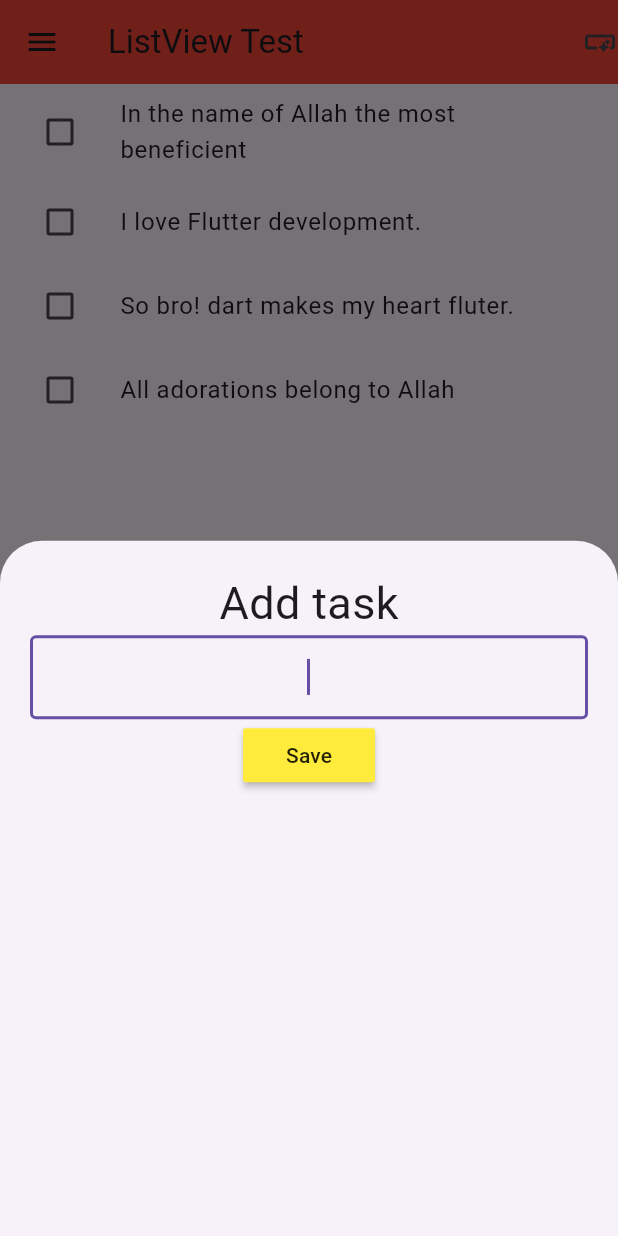
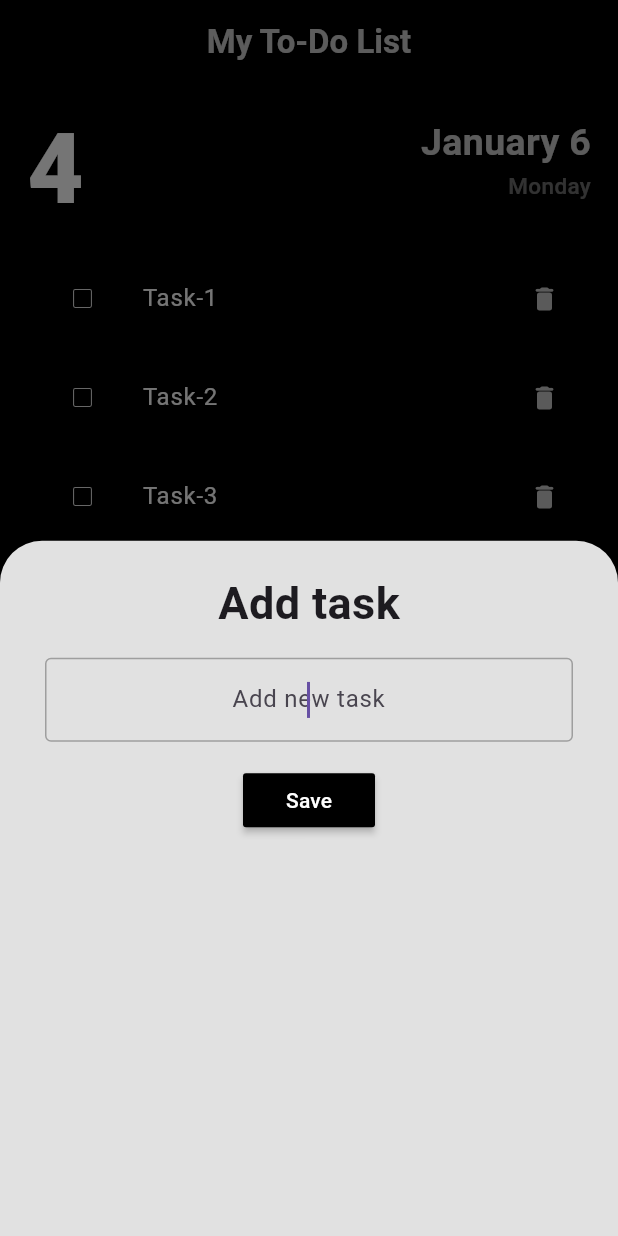
Before and after one commit to demystik/task_tackler, a Flutter app: the screen it shows after launch, after a tap on the "add" icon, on a phone screen of 412 x 824 dp. Run offline on Flutter 3.47's test engine with Material 3 defaults, Android fonts, the phone set to English and light mode, and no system bars.

Commit message:
new updates

```diff
--- /dev/null
+++ b/lib/practice/constants.dart
@@ -0,0 +1,32 @@
+import 'package:flutter/material.dart';
+
+final kAppBarTitleText = TextStyle(
+  color: Colors.white.withAlpha(200),
+  fontWeight: FontWeight.w600
+);
+
+const KTaskNumberTextStyle = TextStyle(
+  color: Colors.white,
+  fontWeight: FontWeight.w800,
+  fontSize: 65,
+);
+
+final KDateTextStyle = TextStyle(
+  color: Colors.white.withAlpha(200),
+  fontWeight: FontWeight.w700,
+  fontSize: 25,
+);
+final KDayTextStyle = TextStyle(
+  color: Colors.white.withAlpha(110),
+  fontWeight: FontWeight.w500,
+  fontSize: 15,
+);
+
+const KTaskTextStyle = TextStyle(
+  color: Colors.white,
+
+);
+const KCheckedTaskTextStyle = TextStyle(
+  decoration: TextDecoration.lineThrough,
+  color: Colors.grey,
+);
--- a/lib/practice/list_view.dart
+++ b/lib/practice/list_view.dart
@@ -1,123 +1,130 @@
-// import 'package:flutter/material.dart';
-
-// class PracticeDart extends StatelessWidget {
-//   const PracticeDart({super.key});
-
-//   @override
-//   Widget build(BuildContext context) {
-//     return Container(
-//       child: SafeArea(
-//         child: Scaffold(
-//           appBar: AppBar(
-//             title: const Text('Hello ListView'),
-//           ),
-//           body: Container(
-//             color: Colors.lightBlue,
-//             child: ListView.builder(
-//                 reverse: false,
-//                 scrollDirection: Axis.vertical,
-//                 itemCount: posts.length,
-//                 itemBuilder: (context, index) {
-//                   return IconList(
-//                     leadingIcon: posts[index][1],
-//                     iconName: posts[index][0],
-//                   );
-//                 }),
-//           ),
-//         ),
-//       ),
-//     );
-//   }
-// }
-
-// List posts = [
-//   ['This is add icon', Icons.add],
-//   ['This is minus icon', Icons.remove],
-//   ['This is share icon', Icons.share],
-//   ['This is menu icon', Icons.menu],
-//   ['This is book icon', Icons.book],
-//   ['This is bus alert  icon', Icons.bus_alert],
-//   ['This is house icon', Icons.house],
-// ];
-
-// class IconList extends StatelessWidget {
-//   final IconData leadingIcon;
-//   final String iconName;
-//   const IconList(
-//       {super.key, required this.leadingIcon, required this.iconName});
-
-//   @override
-//   Widget build(BuildContext context) {
-//     return Padding(
-//       padding: const EdgeInsets.all(8),
-//       child: Container(
-//         padding: const EdgeInsets.all(8),
-//         child: ListTile(
-//           leading: Icon(leadingIcon),
-//           title: Text(iconName),
-//         ),
-//       ),
-//     );
-//   }
-// }
 
 import 'package:flutter/material.dart';
+import 'package:intl/intl.dart';
+import 'package:task_tackler/practice/constants.dart';
+
+
 
 class PracticeDart extends StatefulWidget {
   const PracticeDart({super.key});
-
   @override
   State<PracticeDart> createState() => _PracticeDartState();
 }
+class _PracticeDartState extends State<PracticeDart> {
 
-class _PracticeDartState extends State<PracticeDart> {
+
+
   final _controller = TextEditingController();
+  String postNumber = '';
 
+
+  //Save the new task to the post
   void onSaved() {
     setState(() {
       if (_controller.text.isNotEmpty) {
         PostList.posts.add([_controller.text, false]);
       }
       _controller.clear();
+      // showPostNumber();
     });
+    postNumber = (PostList.posts.length).toString();
     Navigator.of(context).pop();
   }
 
+  // String showPostNumber(){
+  //   setState(() {
+  //     postNumber = postNumber++;
+
+  //   });
+  // }
+
+  //show bottom shit
   void showBottomShit(context) {
     showModalBottomSheet(
+      backgroundColor: const Color.fromARGB(255, 225, 225, 225),
       context: context,
       builder: buildBottomSheet,
     );
   }
 
+  //CheckBox Toggled
   void toggleCheckBox(bool? value, int index) {
     setState(() {
       PostList.posts[index][1] = !PostList.posts[index][1];
     });
   }
 
+  //Delete Button Confirmed
+  void deleteConfirmed(int index){
+    setState(() {
+      PostList.posts.removeAt(index);
+    });
+    postNumber = (PostList.posts.length).toString();
+    Navigator.of(context).pop();
+  }
+
+  //Delete button Pressed
+  void deletePressed(int index){
+    showDialog(
+      context: context,
+      builder: (BuildContext context){
+        return  AlertDialog(
+          backgroundColor: const Color.fromARGB(255, 225, 225, 225),
+          title: const Text('Delete this task?',
+          style: TextStyle(
+            fontWeight: FontWeight.w500,
+            fontSize: 20,
+          ),),
+          content: const Text('This task will be removed from the list of your tasks'),
+          actions: [
+            ElevatedButton(
+              onPressed: () => Navigator.of(context).pop(),
+              child: const Text('Cancle')
+              ),
+            OutlinedButton(
+              onPressed: () => deleteConfirmed(index),
+              child: const Text('Delete')
+              ),
+          ],
+        );
+      },
+      );
+  }
+
+
+  //Bottom sheet layout
   Widget buildBottomSheet(BuildContext context) {
     return Padding(
-      padding: const EdgeInsets.all(20.0),
+      padding: const EdgeInsets.symmetric(vertical: 20.0, horizontal: 30.0),
       child: Container(
+        // color: const Color.fromARGB(255, 225, 225, 225),
         child: Column(
           children: [
             const Text(
               'Add task',
-              style: TextStyle(fontSize: 30),
+              style: TextStyle(fontSize: 30, fontWeight: FontWeight.w700),
             ),
+            const SizedBox(height: 15.0,),
             TextField(
+
               controller: _controller,
               textAlign: TextAlign.center,
               autofocus: true,
               decoration: const InputDecoration(
-                border: OutlineInputBorder(),
+                hintText: 'Add new task',
+                focusedBorder: OutlineInputBorder(
+                  borderSide: BorderSide(
+                    width: 1, color: Colors.grey,
+                  )
                 ),
               ),
+            ),
+            const SizedBox(height: 15.0,),
             MaterialButton(
-              color: Colors.yellow,
+
+              color: Colors.black,
               onPressed: onSaved,
-              child: const Text('Save'),
+              child: const Text('Save', style: TextStyle(color: Colors.white ),),
             )
           ],
         ),
@@ -126,22 +133,55 @@ class _PracticeDartState extends State<PracticeDart> {
   }
 
  @override
+  void initState() {
+    super.initState();
+    postNumber = PostList.posts.length.toString();
+  }
+
+
+  @override
   Widget build(BuildContext context) {
     return SafeArea(
       child: Scaffold(
+        backgroundColor: Colors.black,
         floatingActionButton: FloatingActionButton(
+          backgroundColor: const Color.fromARGB(255, 34, 33, 33),
+          shape: const CircleBorder(),
           onPressed: () => showBottomShit(context),
-          child: const Icon(Icons.add),
+          child: const Icon(Icons.add, color: Colors.white, size: 20,),
         ),
         appBar: AppBar(
-          title: const Text('ListView Test'),
-          backgroundColor: Colors.red,
-          leading: const Icon(Icons.menu),
-          actions: const [
-            Icon(Icons.smart_button),
+          title: Center(child: Text('My To-Do List', textAlign: TextAlign.center, style: kAppBarTitleText)),
+          backgroundColor: Colors.black,
+        ),
+        body: Padding(
+          padding: const EdgeInsets.all(10.0),
+          child: Column(
+            children: [
+              Container(
+                height: 80,
+                child: Padding(
+                  padding: const EdgeInsets.symmetric(horizontal: 8.0),
+                  child: Row(
+                    mainAxisAlignment: MainAxisAlignment.spaceBetween,
+                    crossAxisAlignment: CrossAxisAlignment.stretch,
+                    children: [
+                      Text(postNumber, style: KTaskNumberTextStyle,),
+                      Column(
+                        crossAxisAlignment: CrossAxisAlignment.end,
+                        mainAxisAlignment: MainAxisAlignment.center,
+                        children: [
+                          Text('$monthName $dayNumber', style: KDateTextStyle,),
+                          Text(dayName, style: KDayTextStyle),
+                        ],
+                      )
                     ],
                   ),
-        body: ListView.builder(
+                ),
+              ),
+              const SizedBox(height: 20),
+              Expanded(
+                child: ListView.builder(
                   scrollDirection: Axis.vertical,
                   reverse: false,
                   itemCount: PostList.posts.length,
@@ -152,49 +192,84 @@ class _PracticeDartState extends State<PracticeDart> {
                       toggleCheckBox: (value) {
                         toggleCheckBox(value, index);
                       },
+                      deletePressed: () { deletePressed(index); }
                     );
                   },
+                ),
+              ),
+            ],
+          ),
         ),
       ),
     );
   }
 }
 
+
 class PostList {
   static List posts = [
-    ['In the name of Allah the most beneficient', false],
-    ['I love Flutter development.', false],
-    ['So bro! dart makes my heart fluter.', false],
-    ['All adorations belong to Allah', false],
+    ['Task-1', false],
+    ['Task-2', false],
+    ['Task-3', false],
+    ['Task-4', false],
   ];
+
+
 }
+
+
+
 
 // Task List Tiles
 class ListStyle extends StatelessWidget {
   final String data;
   final bool isTaskCompleted;
   final Function(bool?) toggleCheckBox;
+  final Function() deletePressed;
   const ListStyle(
       {super.key,
       required this.data,
       required this.isTaskCompleted,
-      required this.toggleCheckBox});
+      required this.toggleCheckBox,
+      required this.deletePressed,
+      });
 
   @override
   Widget build(BuildContext context) {
-    return ListTile(
-      leading: Checkbox(
+    return Padding(
+      padding: const EdgeInsets.all(5.0),
+      child: ListTile(
+        // tileColor: const Color.fromARGB(255, 34, 33, 33),
+        textColor:  const Color.fromARGB(197, 255, 255, 255),
+        iconColor:  const Color.fromARGB(197, 255, 255, 255),
+        leading: Transform.scale(
+          scale: 0.7,
+          child: Checkbox(
+            // visualDensity: VisualDensity(horizontal: 5.0, vertical: 5.0),
+            // shape: const BeveledRectangleBorder(borderRadius: BorderRadius.all(Radius.circular(3)) ),
+            side: const BorderSide(width: 1, color:Color.fromARGB(255, 225, 225, 225)),
+            checkColor: Colors.white,
+            // focusColor: Colors.yellow,
+            activeColor: Colors.black,
+            // hoverColor: Colors.red,
             value: isTaskCompleted,
             onChanged: toggleCheckBox,
           ),
+        ),
         title: Text(
           data,
-        style: TextStyle(
-          decoration: isTaskCompleted
-              ? TextDecoration.lineThrough
-              : TextDecoration.none,
+          style: isTaskCompleted? KCheckedTaskTextStyle : KTaskTextStyle,
+        ),
+        trailing:  GestureDetector(
+          onTap: deletePressed,
+          child:const  Icon(Icons.delete_rounded,size: 20, grade: 6,),
         ),
       ),
     );
   }
 }
+
+DateTime currentDate = DateTime.now();
+String dayName = DateFormat('EEEE').format(currentDate);
+String dayNumber = DateFormat('d').format(currentDate);
+String monthName = DateFormat('MMMM').format(currentDate);
```
Also changed, not shown: pubspec.yaml (+3 -52 lines), pubspec.lock. Lines whose indentation alone changed are shown as unchanged.
